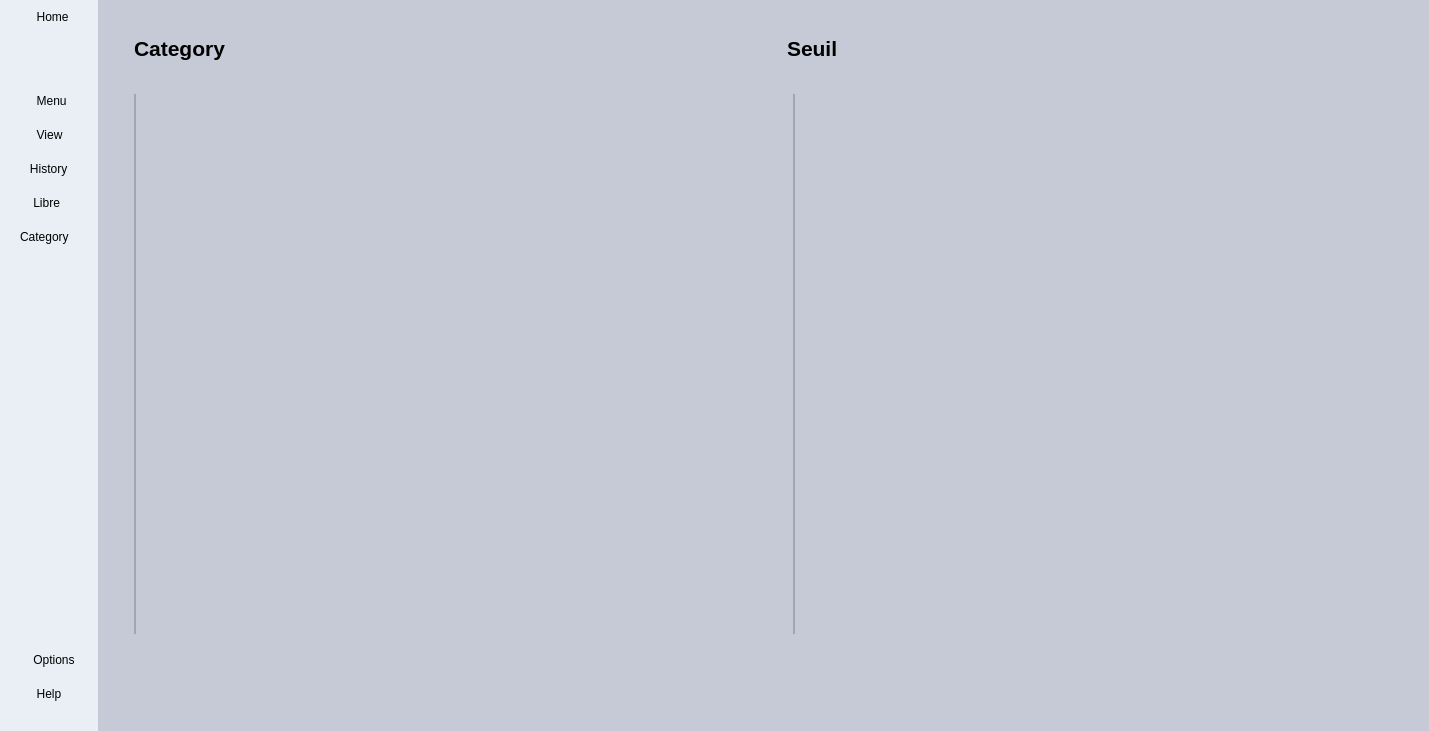
First picture: the form in forms/mainapp.ui, repository h471x/SQLite_Inventory_Management, before the edit.
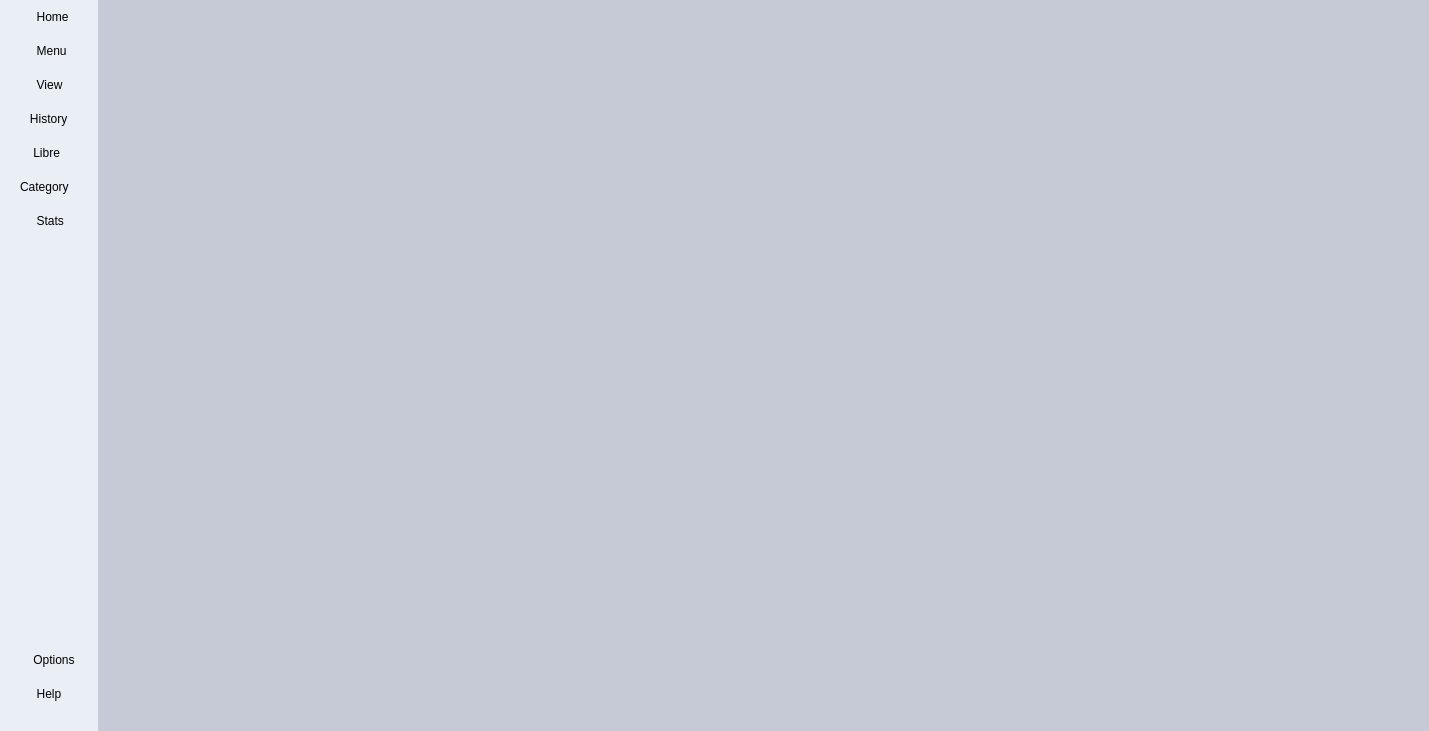
Second picture: the form after the edit. Icons and pictures are not drawn.

Commit message: Added Stats Page

Diff of the .ui file:
```diff
--- a/forms/mainapp.ui
+++ b/forms/mainapp.ui
@@ -242,7 +242,7 @@
               <number>0</number>
              </property>
              <property name="topMargin">
-              <number>50</number>
+              <number>0</number>
              </property>
              <property name="rightMargin">
               <number>0</number>
@@ -359,6 +359,23 @@
                </property>
               </widget>
              </item>
+             <item>
+              <widget class="QPushButton" name="StatsBtn">
+               <property name="text">
+                <string>     Stats   </string>
+               </property>
+               <property name="icon">
+                <iconset resource="../resources/resources.qrc">
+                 <normaloff>:/icons/icons/black/stats.svg</normaloff>:/icons/icons/black/stats.svg</iconset>
+               </property>
+               <property name="iconSize">
+                <size>
+                 <width>45</width>
+                 <height>45</height>
+                </size>
+               </property>
+              </widget>
+             </item>
             </layout>
            </widget>
           </item>
@@ -475,7 +492,7 @@
        <item row="0" column="0">
         <widget class="QStackedWidget" name="Content">
          <property name="currentIndex">
-          <number>4</number>
+          <number>5</number>
          </property>
          <widget class="QWidget" name="HomePage">
           <layout class="QHBoxLayout" name="horizontalLayout">
@@ -2540,6 +2557,32 @@
            </item>
           </layout>
          </widget>
+         <widget class="QWidget" name="StatsPage">
+          <layout class="QVBoxLayout" name="verticalLayout_32">
+           <property name="leftMargin">
+            <number>0</number>
+           </property>
+           <property name="topMargin">
+            <number>0</number>
+           </property>
+           <property name="rightMargin">
+            <number>0</number>
+           </property>
+           <property name="bottomMargin">
+            <number>0</number>
+           </property>
+           <item>
+            <widget class="QFrame" name="frame_26">
+             <property name="frameShape">
+              <enum>QFrame::StyledPanel</enum>
+             </property>
+             <property name="frameShadow">
+              <enum>QFrame::Raised</enum>
+             </property>
+            </widget>
+           </item>
+          </layout>
+         </widget>
          <widget class="QWidget" name="AvailablePage">
           <layout class="QHBoxLayout" name="horizontalLayout_13">
            <item>
```
